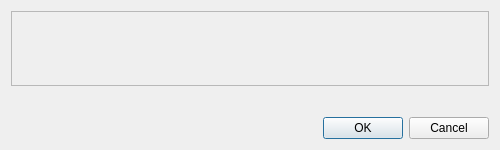
swift-project/pilotclient, file src/blackgui/components/coordinatedialog.ui: the form before one commit.
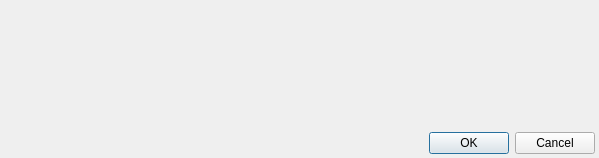
The form after the commit. Custom widgets are drawn as their Qt base class.

What changed in the file:
```diff
--- a/src/blackgui/components/coordinatedialog.ui
+++ b/src/blackgui/components/coordinatedialog.ui
@@ -6,26 +6,41 @@
    <rect>
     <x>0</x>
     <y>0</y>
-    <width>500</width>
-    <height>150</height>
+    <width>599</width>
+    <height>158</height>
    </rect>
   </property>
-  <property name="minimumSize">
-   <size>
-    <width>500</width>
-    <height>150</height>
-   </size>
-  </property>
   <property name="windowTitle">
    <string>Coordinates</string>
   </property>
   <layout class="QVBoxLayout" name="vl_CoordinateDialog">
+   <property name="spacing">
+    <number>1</number>
+   </property>
+   <property name="leftMargin">
+    <number>4</number>
+   </property>
+   <property name="topMargin">
+    <number>4</number>
+   </property>
+   <property name="rightMargin">
+    <number>4</number>
+   </property>
+   <property name="bottomMargin">
+    <number>4</number>
+   </property>
    <item alignment="Qt::AlignTop">
     <widget class="BlackGui::Editors::CCoordinateForm" name="editor_Coordinate">
+     <property name="sizePolicy">
+      <sizepolicy hsizetype="Preferred" vsizetype="Preferred">
+       <horstretch>0</horstretch>
+       <verstretch>0</verstretch>
+      </sizepolicy>
+     </property>
      <property name="minimumSize">
       <size>
        <width>0</width>
-       <height>75</height>
+       <height>0</height>
       </size>
      </property>
      <property name="frameShape">
```
